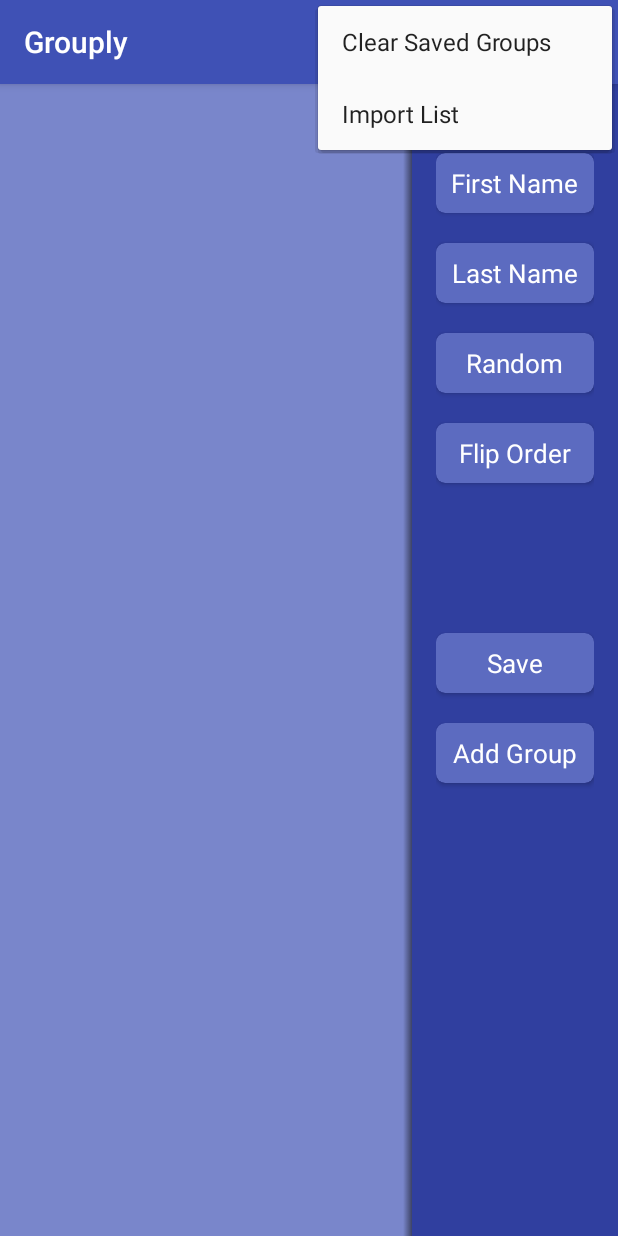
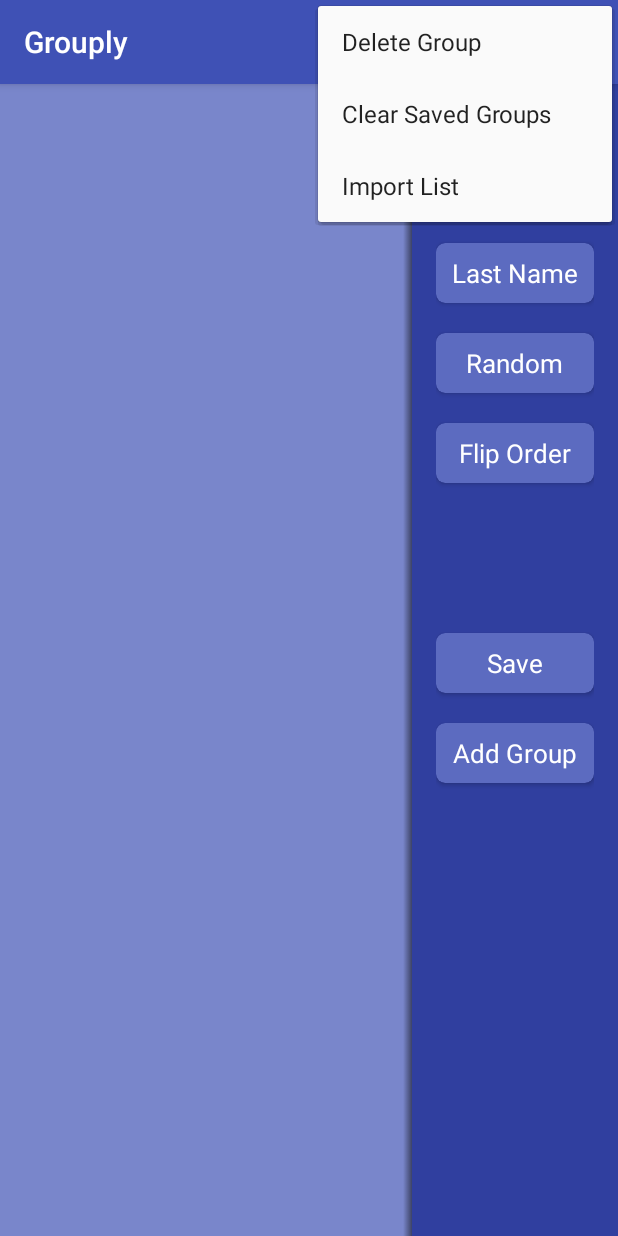
Before and after one commit to TheDroidSmith/Grouply, an Android app: the screen it shows after launch (SingleGroup), with the options menu open, on a phone screen of 412 x 824 dp. Run offline under Robolectric (Android 15) with nearby library versions, the light colour scheme and no system bars; libraries missing offline, so code that uses them is left out: io.realm; 2 statements that could not run were skipped.

Commit message:
adds delete group functionality.

```diff
--- a/app/src/main/java/com/firsttread/grouply/view/fragments/NameListFragment.java
+++ b/app/src/main/java/com/firsttread/grouply/view/fragments/NameListFragment.java
@@ -4,6 +4,7 @@ import android.content.DialogInterface;
 import android.os.Bundle;
 import android.support.annotation.Nullable;
 import android.support.v4.app.Fragment;
+import android.support.v7.app.ActionBar;
 import android.support.v7.app.AlertDialog;
 import android.support.v7.widget.LinearLayoutManager;
 import android.support.v7.widget.RecyclerView;
@@ -16,6 +17,7 @@ import android.widget.ListView;
 import android.widget.Toast;
 
 import com.firsttread.grouply.presenter.NameListPresenter;
+import com.firsttread.grouply.view.SingleGroup;
 import com.firsttread.grouply.view.fragments.SingleControlFragment.MyAction;
 
 import com.firsttread.grouply.R;
@@ -185,7 +187,6 @@ public class NameListFragment extends Fragment implements AddNameDialog.OnComple
     private void makeAddGroupDialog(){
 
         CharSequence[] groupList = listPresenter.getGroupList();
-
         AlertDialog.Builder builder = new AlertDialog.Builder(getActivity())
                 .setTitle("Select A Group")
                 .setItems(groupList, new DialogInterface.OnClickListener() {
@@ -209,6 +210,7 @@ public class NameListFragment extends Fragment implements AddNameDialog.OnComple
 
         AlertDialog dialog = builder.create();
         dialog.show();
+
     }
 
 
--- a/app/src/main/res/menu/single_menu.xml
+++ b/app/src/main/res/menu/single_menu.xml
@@ -8,6 +8,12 @@
         android:icon="@drawable/ic_add"
         android:title="@string/action_add"
         app:showAsAction="always"/>
+
+    <item
+        android:id="@+id/delete_group"
+        android:orderInCategory="98"
+        android:title="@string/action_delete_group"
+        app:showAsAction="never"/>
 
     <item
         android:id="@+id/clear_groups"
--- a/app/src/main/res/values/strings.xml
+++ b/app/src/main/res/values/strings.xml
@@ -13,4 +13,5 @@
     <string name="button_add_group">Add Group</string>
     <string name="add_group_title">Select a Group</string>
     <string name="action_clear">Clear Saved Groups</string>
+    <string name="action_delete_group">Delete Group</string>
 </resources>
```
Also changed, not shown: app/src/main/java/com/firsttread/grouply/view/SingleGroup.java (+49 -2 lines).
